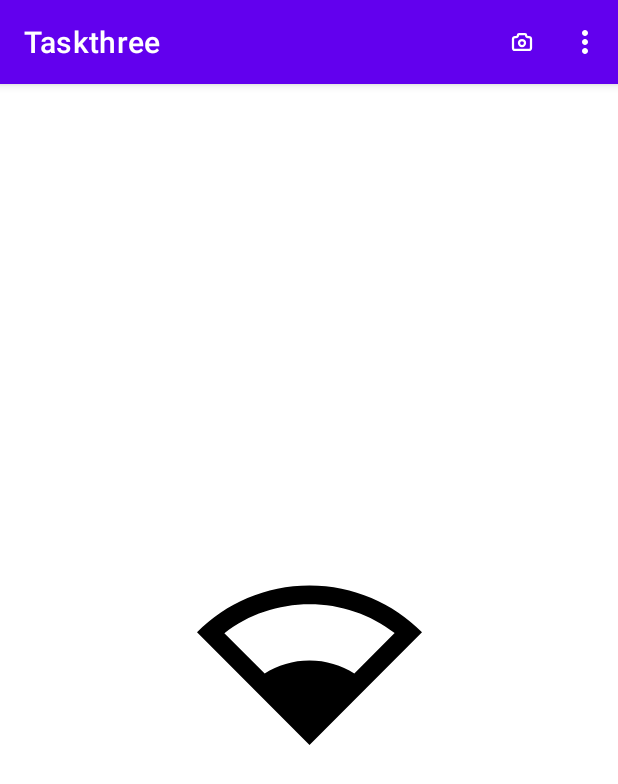
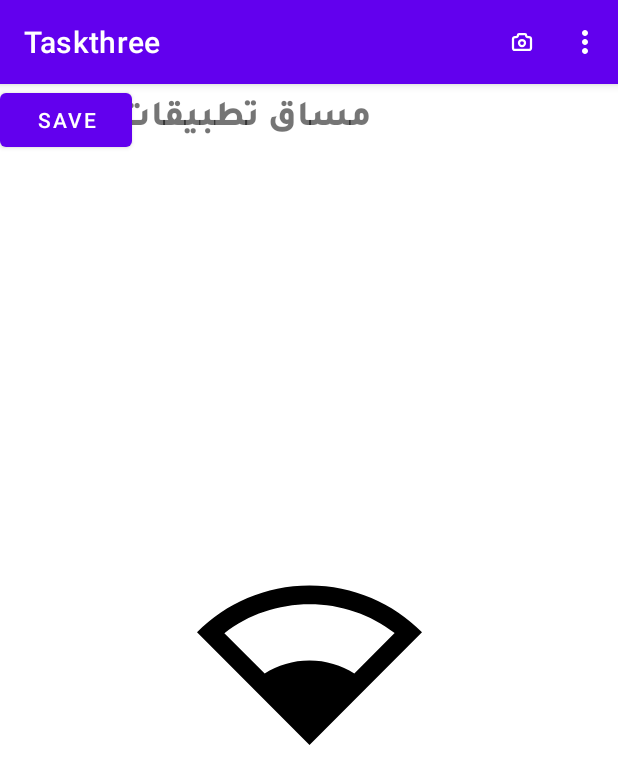
Before and after one commit to youssef2050/Taskthree, an Android app: the screen it shows after launch (MainActivity9), on a phone screen of 412 x 824 dp. Shown: the top 784 px of the screen. Run offline under Robolectric (Android 15) with nearby library versions, the phone set to English and light mode, and no system bars.

Commit message:
22/05/2023

```diff
--- a/app/src/main/AndroidManifest.xml
+++ b/app/src/main/AndroidManifest.xml
@@ -13,6 +13,9 @@
         android:supportsRtl="true"
         android:theme="@style/Theme.Taskthree"
         tools:targetApi="31">
+        <activity
+            android:name=".MainActivity10"
+            android:exported="false" />
         <activity
             android:name=".MainActivity8"
             android:exported="false" />
--- /dev/null
+++ b/app/src/main/res/color/bg_text_color.xml
@@ -0,0 +1,5 @@
+<?xml version="1.0" encoding="utf-8"?>
+<selector xmlns:android="http://schemas.android.com/apk/res/android">
+    <item android:color="@color/black" android:state_pressed="true" />
+    <item android:color="@color/white" android:state_pressed="false" />
+</selector>
--- /dev/null
+++ b/app/src/main/res/font/tajawal.xml
@@ -0,0 +1,7 @@
+<?xml version="1.0" encoding="utf-8"?>
+<font-family xmlns:android="http://schemas.android.com/apk/res/android">
+    <font
+        android:font="@font/tajawal_extra_bold"
+        android:fontStyle="italic"
+        android:fontWeight="24" />
+</font-family>
--- a/app/src/main/res/layout/activity_main9.xml
+++ b/app/src/main/res/layout/activity_main9.xml
@@ -15,4 +15,18 @@
         app:layout_constraintStart_toStartOf="parent"
         app:layout_constraintTop_toTopOf="parent"
         app:srcCompat="@drawable/wifi_status" />
+
+
+    <TextView
+        android:layout_width="wrap_content"
+        android:layout_height="wrap_content"
+        android:text="مساق تطبيقات برمجية"
+        android:fontFamily="@font/tajawal"
+        android:textSize="24sp"/>
+
+    <Button
+        android:layout_width="wrap_content"
+        android:layout_height="wrap_content"
+        android:text="save"
+        android:textColor="@color/bg_text_color"/>
 </androidx.constraintlayout.widget.ConstraintLayout>
```
Also changed, not shown: app/src/main/java/com/example/taskthree/MainActivity10.java (added, +14 -0 lines), app/src/main/res/drawable/bg_carile.xml (added, +14 -0 lines), app/src/main/res/drawable/bg_edit_text_2.xml (added, +11 -0 lines), app/src/main/res/layout/activity_main10.xml (added, +21 -0 lines), app/src/main/res/font/tajawal_extra_bold.ttf (added).
